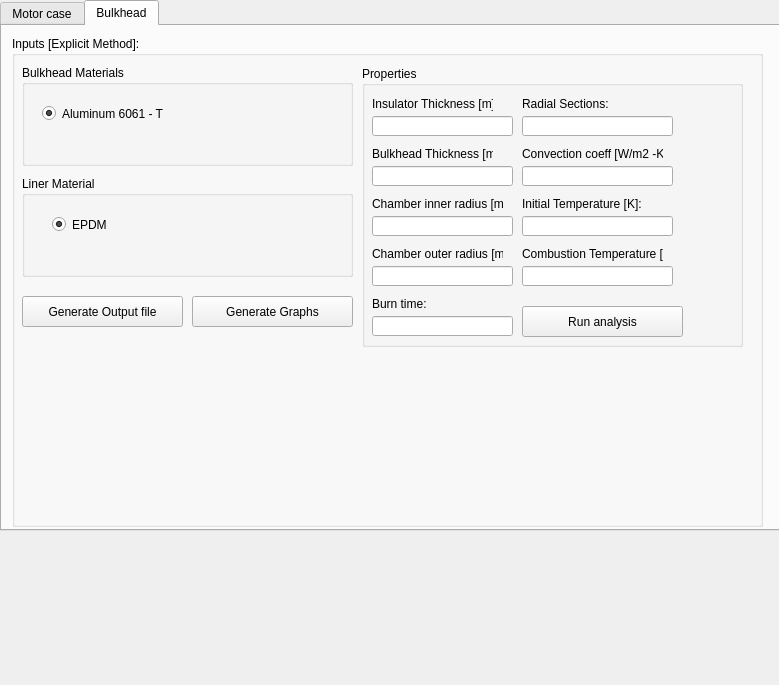
Above: gui.ui from Andres2704/rocketthermalanalysis before the change. Below: the same form after it.
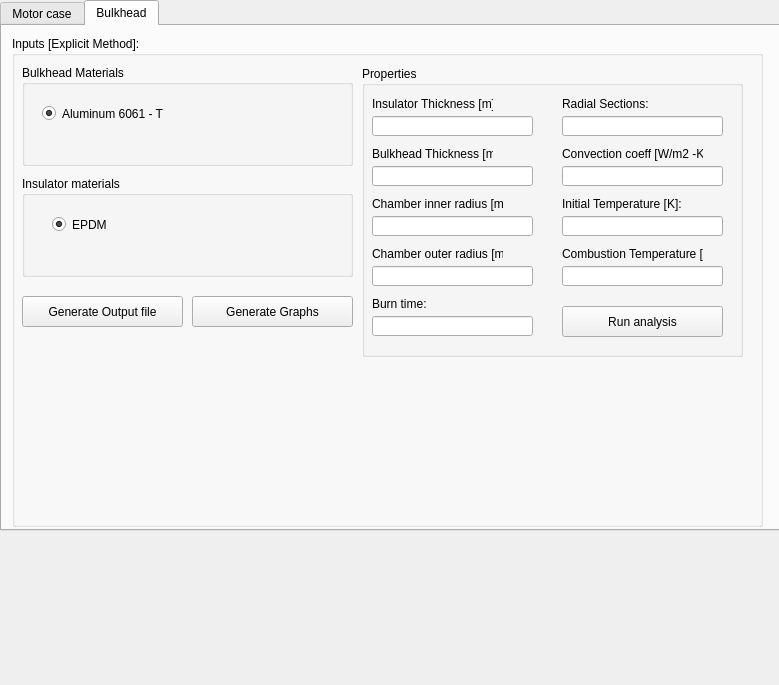
That is the form after the change. The open tabs and pages were chosen to show the change. Icons and pictures are not drawn.

Diff of the .ui file:
```diff
--- a/gui.ui
+++ b/gui.ui
@@ -724,7 +724,7 @@
        </rect>
       </property>
       <property name="title">
-       <string>Liner Material</string>
+       <string>Insulator materials</string>
       </property>
       <widget class="QRadioButton" name="material_insulator_4">
        <property name="geometry">
@@ -749,7 +749,7 @@
         <x>350</x>
         <y>30</y>
         <width>381</width>
-        <height>281</height>
+        <height>291</height>
        </rect>
       </property>
       <property name="title">
@@ -773,7 +773,7 @@
         <rect>
          <x>10</x>
          <y>50</y>
-         <width>141</width>
+         <width>161</width>
          <height>20</height>
         </rect>
        </property>
@@ -796,7 +796,7 @@
         <rect>
          <x>10</x>
          <y>100</y>
-         <width>141</width>
+         <width>161</width>
          <height>20</height>
         </rect>
        </property>
@@ -819,7 +819,7 @@
         <rect>
          <x>10</x>
          <y>150</y>
-         <width>141</width>
+         <width>161</width>
          <height>20</height>
         </rect>
        </property>
@@ -827,7 +827,7 @@
       <widget class="QLabel" name="label_32">
        <property name="geometry">
         <rect>
-         <x>160</x>
+         <x>200</x>
          <y>30</y>
          <width>121</width>
          <height>16</height>
@@ -840,9 +840,9 @@
       <widget class="QLineEdit" name="r_steps_4">
        <property name="geometry">
         <rect>
-         <x>160</x>
+         <x>200</x>
          <y>50</y>
-         <width>151</width>
+         <width>161</width>
          <height>20</height>
         </rect>
        </property>
@@ -850,9 +850,9 @@
       <widget class="QLineEdit" name="hm_3">
        <property name="geometry">
         <rect>
-         <x>160</x>
+         <x>200</x>
          <y>100</y>
-         <width>151</width>
+         <width>161</width>
          <height>20</height>
         </rect>
        </property>
@@ -860,7 +860,7 @@
       <widget class="QLabel" name="label_33">
        <property name="geometry">
         <rect>
-         <x>160</x>
+         <x>200</x>
          <y>80</y>
          <width>141</width>
          <height>16</height>
@@ -873,7 +873,7 @@
       <widget class="QLabel" name="label_34">
        <property name="geometry">
         <rect>
-         <x>160</x>
+         <x>200</x>
          <y>130</y>
          <width>141</width>
          <height>16</height>
@@ -886,9 +886,9 @@
       <widget class="QLineEdit" name="Ta_3">
        <property name="geometry">
         <rect>
-         <x>160</x>
+         <x>200</x>
          <y>150</y>
-         <width>151</width>
+         <width>161</width>
          <height>20</height>
         </rect>
        </property>
@@ -896,7 +896,7 @@
       <widget class="QLabel" name="label_35">
        <property name="geometry">
         <rect>
-         <x>160</x>
+         <x>200</x>
          <y>180</y>
          <width>141</width>
          <height>16</height>
@@ -909,9 +909,9 @@
       <widget class="QLineEdit" name="Tc_3">
        <property name="geometry">
         <rect>
-         <x>160</x>
+         <x>200</x>
          <y>200</y>
-         <width>151</width>
+         <width>161</width>
          <height>20</height>
         </rect>
        </property>
@@ -934,7 +934,7 @@
         <rect>
          <x>10</x>
          <y>250</y>
-         <width>141</width>
+         <width>161</width>
          <height>20</height>
         </rect>
        </property>
@@ -942,7 +942,7 @@
       <widget class="QPushButton" name="run_bulk">
        <property name="geometry">
         <rect>
-         <x>160</x>
+         <x>200</x>
          <y>240</y>
          <width>161</width>
          <height>31</height>
@@ -957,7 +957,7 @@
         <rect>
          <x>10</x>
          <y>200</y>
-         <width>141</width>
+         <width>161</width>
          <height>20</height>
         </rect>
        </property>
@@ -1008,7 +1008,7 @@
   <widget class="QLabel" name="tau_logo">
    <property name="geometry">
     <rect>
-     <x>50</x>
+     <x>150</x>
      <y>550</y>
      <width>311</width>
      <height>121</height>
@@ -1021,7 +1021,7 @@
   <widget class="QLabel" name="lasc_logo">
    <property name="geometry">
     <rect>
-     <x>500</x>
+     <x>460</x>
      <y>510</y>
      <width>151</width>
      <height>191</height>
```
Left out of the diff: 54 changed lines with no effect on the pictures.
